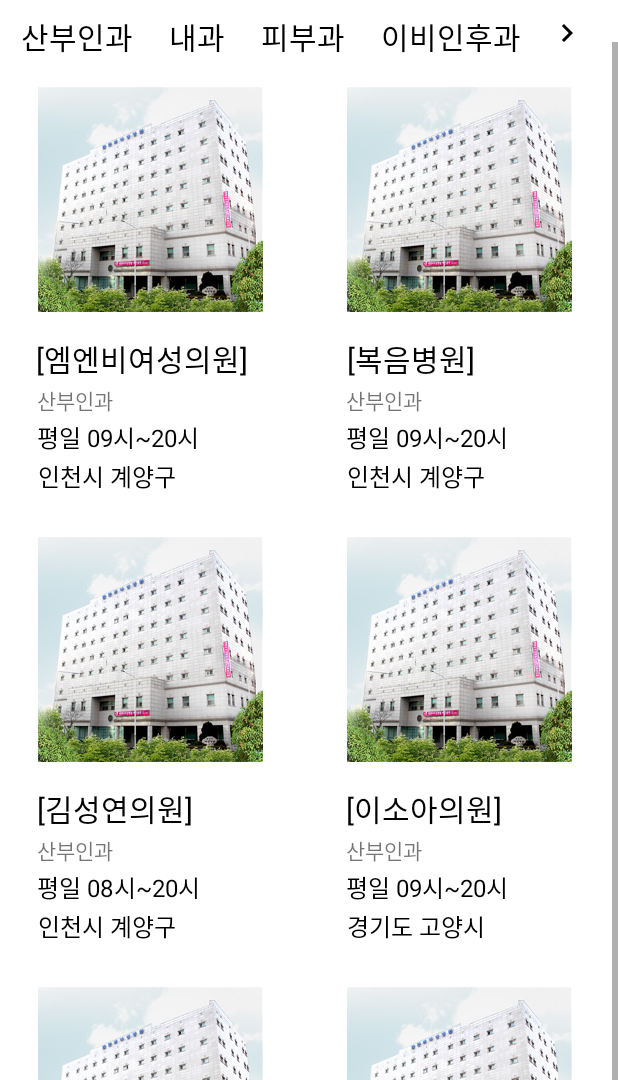
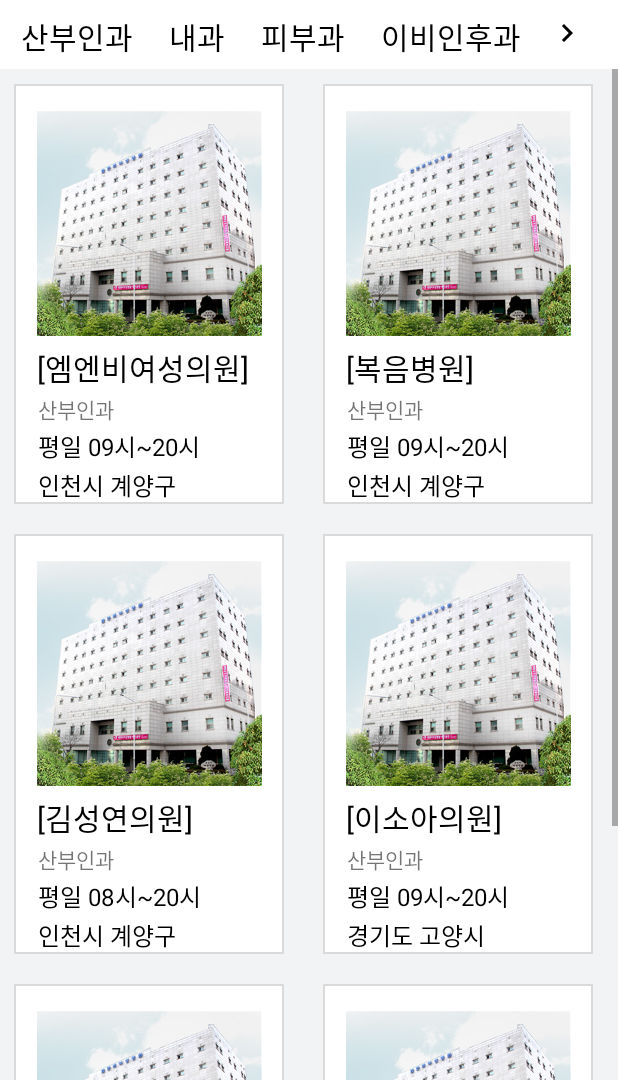
Before and after one commit to light-IT-up-Hackathon/LighitITUp_MAIN, an Android app: the Main2Activity screen opened directly, with no data from a screen before it, on a phone screen of 412 x 824 dp, the part 156-1236 px from its top. Run offline under Robolectric (Android 15) with nearby library versions, the phone set to English and light mode, and no system bars.

Commit message:
[mod] design

```diff
--- /dev/null
+++ b/app/src/main/res/drawable/category.xml
@@ -0,0 +1,9 @@
+<?xml version="1.0" encoding="utf-8"?>
+<layer-list xmlns:android="http://schemas.android.com/apk/res/android">
+    <item>
+        <shape android:shape="rectangle">
+            <stroke android:width="1dp" android:color="@color/facilitiesBackgroundColor"/>
+            <solid android:color="#FFFFFF"/>
+        </shape>
+    </item>
+</layer-list>
--- a/app/src/main/res/layout/activity_main2.xml
+++ b/app/src/main/res/layout/activity_main2.xml
@@ -85,9 +85,10 @@
     </LinearLayout>
 
     <ScrollView
+        android:background="@color/categoryBackgroundColor"
         android:layout_width="match_parent"
-        android:layout_height="wrap_content"
-        android:layout_marginTop="110dp"
+        android:layout_height="match_parent"
+        android:layout_marginTop="150dp"
         app:layout_constraintBottom_toBottomOf="parent"
         app:layout_constraintEnd_toEndOf="parent"
         app:layout_constraintStart_toStartOf="parent"
--- a/app/src/main/res/layout/list_griditem.xml
+++ b/app/src/main/res/layout/list_griditem.xml
@@ -1,18 +1,26 @@
 <?xml version="1.0" encoding="utf-8"?>
 <androidx.constraintlayout.widget.ConstraintLayout
+    android:background="@drawable/category"
     xmlns:android="http://schemas.android.com/apk/res/android"
     xmlns:app="http://schemas.android.com/apk/res-auto"
     xmlns:tools="http://schemas.android.com/tools"
-    android:layout_width="200dp"
-    android:layout_height="300dp">
+    android:layout_marginLeft="9dp"
+    android:layout_marginRight="5dp"
+    android:layout_marginTop="10dp"
+    android:layout_marginBottom="10dp"
+    android:layout_width="180dp"
+    android:layout_height="280dp">
 
     <androidx.constraintlayout.widget.ConstraintLayout
-        android:layout_width="200dp"
+        android:layout_width="180dp"
         android:layout_height="wrap_content"
-        android:layout_marginTop="10dp"
+        android:layout_marginStart="10dp"
+        android:layout_marginRight="10dp"
+        android:layout_marginEnd="10dp"
         app:layout_constraintEnd_toEndOf="parent"
         app:layout_constraintStart_toStartOf="parent"
-        app:layout_constraintTop_toTopOf="parent">
+        app:layout_constraintTop_toTopOf="parent"
+        android:layout_marginLeft="10dp">
 
         <ImageView
             android:id="@+id/imageView_hospital"
@@ -30,16 +38,16 @@
             android:id="@+id/hospital_name"
             android:layout_width="wrap_content"
             android:layout_height="wrap_content"
-            android:layout_marginStart="24dp"
+            android:layout_marginStart="15dp"
             android:layout_marginLeft="15dp"
-            android:layout_marginTop="16dp"
+            android:layout_marginTop="6dp"
             android:layout_marginEnd="24dp"
             android:layout_marginRight="24dp"
             android:text="[이소아의원]"
             android:textColor="@color/black"
             android:textSize="20sp"
             app:layout_constraintEnd_toEndOf="parent"
-            app:layout_constraintHorizontal_bias="0.015"
+            app:layout_constraintHorizontal_bias="0.0"
             app:layout_constraintStart_toStartOf="parent"
             app:layout_constraintTop_toBottomOf="@id/imageView_hospital" />
 
@@ -47,7 +55,7 @@
             android:id="@+id/hospital_field"
             android:layout_width="wrap_content"
             android:layout_height="wrap_content"
-            android:layout_marginStart="24dp"
+            android:layout_marginStart="15dp"
             android:layout_marginLeft="15dp"
             android:layout_marginTop="2dp"
             android:layout_marginEnd="32dp"
@@ -63,7 +71,7 @@
             android:id="@+id/hospital_time"
             android:layout_width="wrap_content"
             android:layout_height="wrap_content"
-            android:layout_marginStart="24dp"
+            android:layout_marginStart="15dp"
             android:layout_marginLeft="15dp"
             android:layout_marginTop="2dp"
             android:layout_marginEnd="32dp"
@@ -80,7 +88,7 @@
             android:id="@+id/hospital_location"
             android:layout_width="wrap_content"
             android:layout_height="wrap_content"
-            android:layout_marginStart="24dp"
+            android:layout_marginStart="15dp"
             android:layout_marginLeft="15dp"
             android:layout_marginTop="2dp"
             android:layout_marginEnd="32dp"
--- a/app/src/main/res/values/colors.xml
+++ b/app/src/main/res/values/colors.xml
@@ -10,4 +10,6 @@
     <color name="mainColor">#ED655D</color>
     <color name="appBackgroundColor">#FFEBEB</color>
     <color name="facilitiesBackgroundColor">#FFDADADA</color>
+    <color name="categoryBackgroundColor">#F1F3F5</color>
+    <color name="category">#DEE2E6</color>
 </resources>
```
Also changed, not shown: app/src/main/res/drawable-v24/h_image1.jpg (deleted), app/src/main/res/drawable-v24/h_image2.jpeg (deleted).
